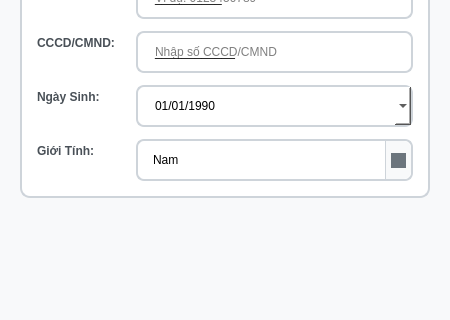
Old version of the form ui/design/add_tenant_dialog.ui in the repository huymatthew/PBL02; both pictures show x 0 to 450 and y 124 to 444 of the 450 by 609 pixel window.
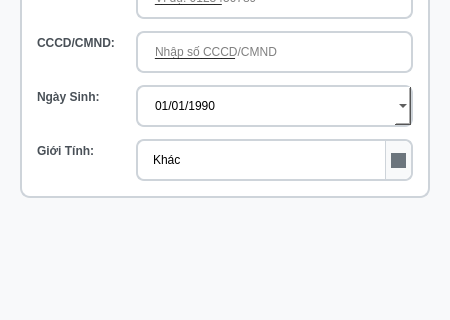
New version of the form. Icons and pictures are not drawn.

Diff of the .ui file:
```diff
--- a/ui/design/add_tenant_dialog.ui
+++ b/ui/design/add_tenant_dialog.ui
@@ -288,6 +288,11 @@
       </item>
       <item row="4" column="1">
        <widget class="QComboBox" name="comboBoxGender">
+        <item>
+         <property name="text">
+          <string>Khác</string>
+         </property>
+        </item>
         <item>
          <property name="text">
           <string>Nam</string>
```
Left out of the diff: 5 changed lines with no effect on the pictures.
